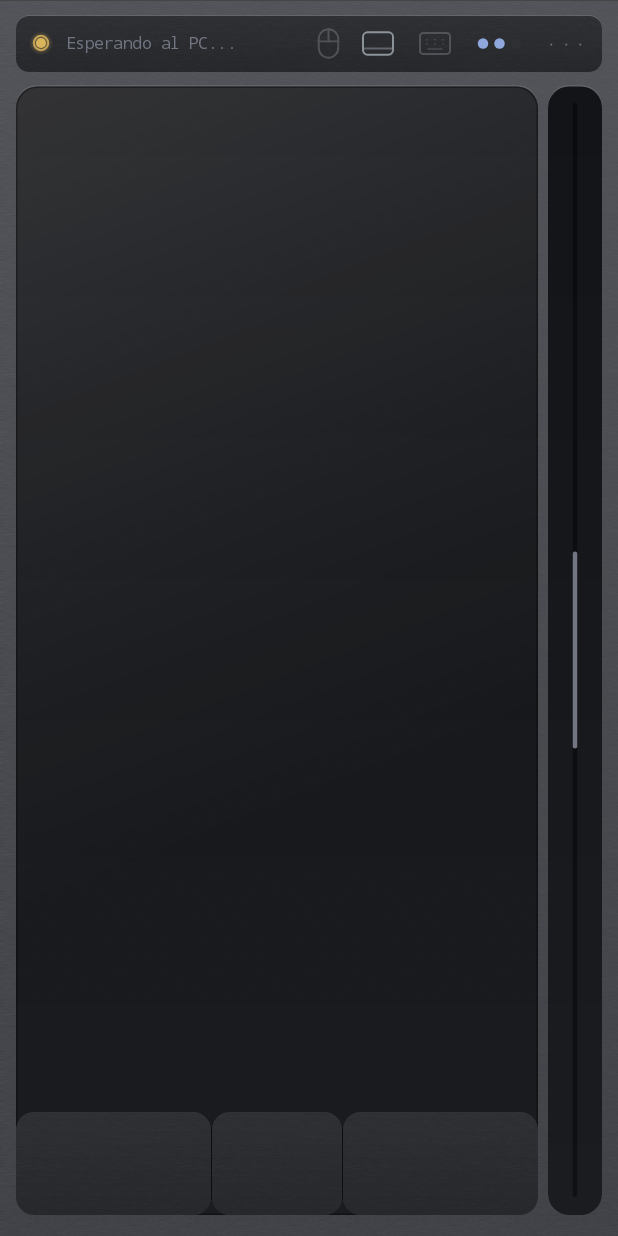
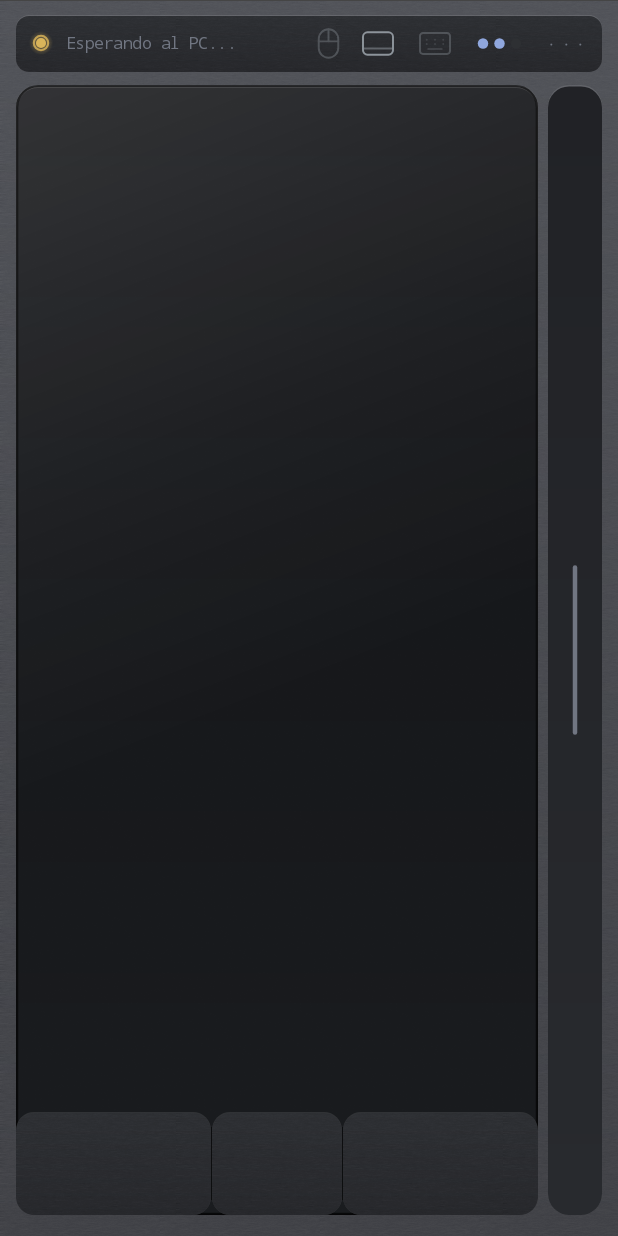
Before and after one commit to u0921985828-arch/Mousedroid, an Android app: the screen it shows after launch (MainActivity), on a phone screen of 412 x 824 dp. Run offline under Robolectric (Android 15) with nearby library versions, the phone set to English and light mode, and no system bars.

Commit message:
fix(ui): corregir el raíl y el bisel contra la especificación de referencia
La referencia dice del raíl: "darker plate (L 17->14 %) with its own inset bevel
and a thin centred indicator mark". Ayer lo convertí en un canal hundido de punta
a punta con pulgar, que es otra cosa. Revertido a marca centrada. Y el material
pasa de cristal a chapa: tenía los tonos del cristal (L 11,5->8,5), así que se
confundía con él en vez de quedar entre el chasis y el cristal.

Bisel interior: era un aro del mismo color por los cuatro lados. La referencia lo
mide como labio claro arriba (L 21 %) y sombra abajo (L 8 %). Ahora es un
degradado vertical, que es lo que hace que una pieza se lea como hundida y no
como dibujada encima.

Costura: la referencia describe tres planos —chasis L 29 % -> costura L 16 % ->
cristal L 9 %— y sólo había dos. Añadido el aro oscuro del perímetro.

Brillo diagonal: se retira antes (0,55 en vez de 0,64 del recorrido) para que no
lave la separación con la banda de clic, como pide la referencia.

Co-Authored-By: Claude Opus 5 <noreply@anthropic.com>
Claude-Session: https://claude.ai/code/session_018eq48cATXydZiUC6SMoQsf

```diff
--- a/android/app/src/main/java/com/eddie/usbmouse/TouchpadView.kt
+++ b/android/app/src/main/java/com/eddie/usbmouse/TouchpadView.kt
@@ -91,6 +91,12 @@ class TouchpadView(context: Context) : View(context) {
         strokeWidth = 1f * d
     }
     private val sheen = Paint(Paint.ANTI_ALIAS_FLAG)
+    private val costura = Paint(Paint.ANTI_ALIAS_FLAG).apply {
+        style = Paint.Style.STROKE
+        strokeWidth = 1.5f * d
+        color = Color.argb(150, 0, 0, 0)
+    }
+    private var bisel: LinearGradient? = null
 
     // colores resueltos una sola vez
     private var cInnerIdle = Color.argb(89, 0, 0, 0)
@@ -119,7 +125,13 @@ class TouchpadView(context: Context) : View(context) {
                 Color.argb(11, 255, 255, 255),
                 Color.argb(0, 255, 255, 255)
             ),
-            floatArrayOf(0f, 0.38f, 0.64f), Shader.TileMode.CLAMP)
+            floatArrayOf(0f, 0.32f, 0.55f), Shader.TileMode.CLAMP)
+        // Bisel interior con degradado: labio claro en el filo de arriba, sombra
+        // en el de abajo. Era un aro del mismo color por los cuatro lados, que es
+        // lo que hace que una pieza no se lea como hundida sino como dibujada.
+        bisel = LinearGradient(0f, 0f, 0f, h.toFloat(),
+            intArrayOf(Color.argb(42, 255, 255, 255), Color.argb(120, 0, 0, 0)),
+            floatArrayOf(0f, 1f), Shader.TileMode.CLAMP)
         face.set(0f, 1f * d, w.toFloat(), h.toFloat())
     }
 
@@ -128,12 +140,16 @@ class TouchpadView(context: Context) : View(context) {
         canvas.drawRoundRect(face, radius, radius, glass)
         canvas.drawRoundRect(face, radius, radius, grain)
         canvas.drawRoundRect(face, radius, radius, sheen)
-        inner.color = if (dragging) cInnerDrag else cInnerIdle
+        if (dragging) { inner.shader = null; inner.color = cInnerDrag } else inner.shader = bisel
         canvas.drawRoundRect(
             face.left + 0.5f * d, face.top + 0.5f * d,
             face.right - 0.5f * d, face.bottom - 0.5f * d,
             radius, radius, inner
         )
+        // D. Costura: el plano intermedio entre chasis y cristal. Sin ella solo
+        // hay dos profundidades y la pieza parece pegada encima, no embutida.
+        canvas.drawRoundRect(0.75f * d, 0.75f * d, width - 0.75f * d, height - 0.75f * d,
+            radius, radius, costura)
     }
 
     // ---------------------------------------------------------------- gestos
@@ -318,7 +334,6 @@ class ScrollStripView(context: Context, private val wheel: Boolean = false) : Vi
     }
     private val bevel = Paint(Paint.ANTI_ALIAS_FLAG).apply { color = Color.argb(24, 255, 255, 255) }
     private val rail = Paint(Paint.ANTI_ALIAS_FLAG)
-    private val groove = Paint(Paint.ANTI_ALIAS_FLAG).apply { color = Color.argb(110, 0, 0, 0) }
     private var cRailIdle = Color.parseColor("#3A4149")
     private var cRailOn = Color.parseColor("#8FB4FF")
     private val face = RectF()
@@ -334,8 +349,11 @@ class ScrollStripView(context: Context, private val wheel: Boolean = false) : Vi
 
     override fun onSizeChanged(w: Int, h: Int, ow: Int, oh: Int) {
         super.onSizeChanged(w, h, ow, oh)
-        glass.shader = LinearGradient(0f, 0f, 0f, h.toFloat(),
-            Monet.glassLo, Monet.glassHi, Shader.TileMode.CLAMP)
+        // El rail es CHAPA, no cristal: tiene que quedar entre el chasis y el
+        // cristal, no confundirse con este. La rueda si es cristal.
+        val lo = if (wheel) Monet.glassLo else Monet.plateLo
+        val hi = if (wheel) Monet.glassHi else Monet.plateHi
+        glass.shader = LinearGradient(0f, 0f, 0f, h.toFloat(), lo, hi, Shader.TileMode.CLAMP)
         face.set(0f, 1f * d, w.toFloat(), h.toFloat())
     }
 
@@ -354,14 +372,11 @@ class ScrollStripView(context: Context, private val wheel: Boolean = false) : Vi
                 y += 5f * d
             }
         } else {
-            // Canal hundido de punta a punta con un pulgar centrado. Antes era
-            // una rayita suelta al medio y no se leia como un mando.
-            val m = 12f * d
-            val gw = 3f * d
-            canvas.drawRoundRect(cx - gw / 2f, m, cx + gw / 2f, height - m, gw / 2f, gw / 2f, groove)
-            val th = (height - 2f * m) * 0.18f
-            val ty = height / 2f - th / 2f
-            canvas.drawRoundRect(cx - gw / 2f, ty, cx + gw / 2f, ty + th, gw / 2f, gw / 2f, rail)
+            // Marca fina y centrada, no un canal de punta a punta: la referencia
+            // pide "a thin centred indicator mark" y el rail es chapa, no cristal.
+            val h = height * 0.15f
+            canvas.drawRoundRect(cx - 1.5f * d, height / 2f - h / 2f,
+                cx + 1.5f * d, height / 2f + h / 2f, 2f * d, 2f * d, rail)
         }
     }
 
```
